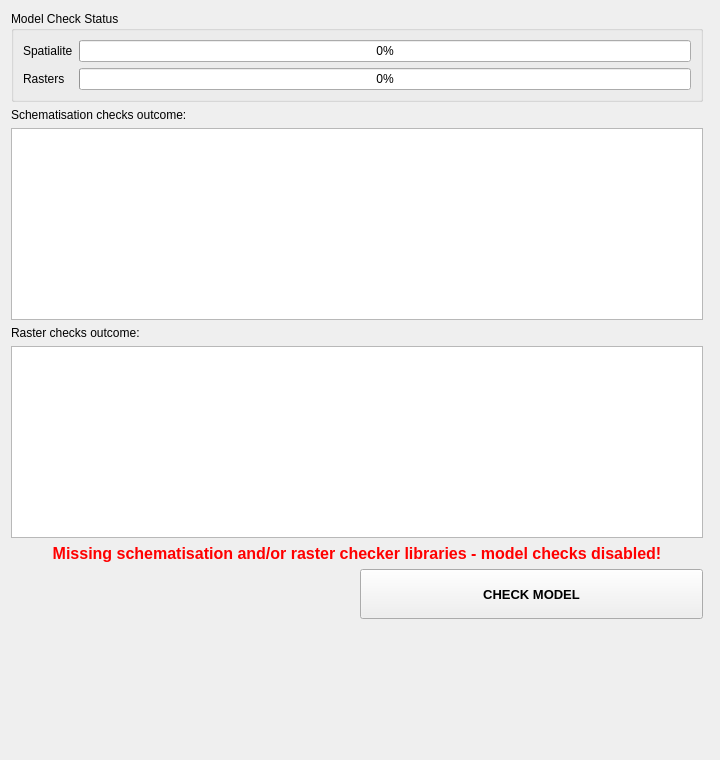
First picture: the form in threedi_models_and_simulations/ui/upload_wizard/page_check_model.ui, repository nens/threedi-api-qgis-client, before the edit.
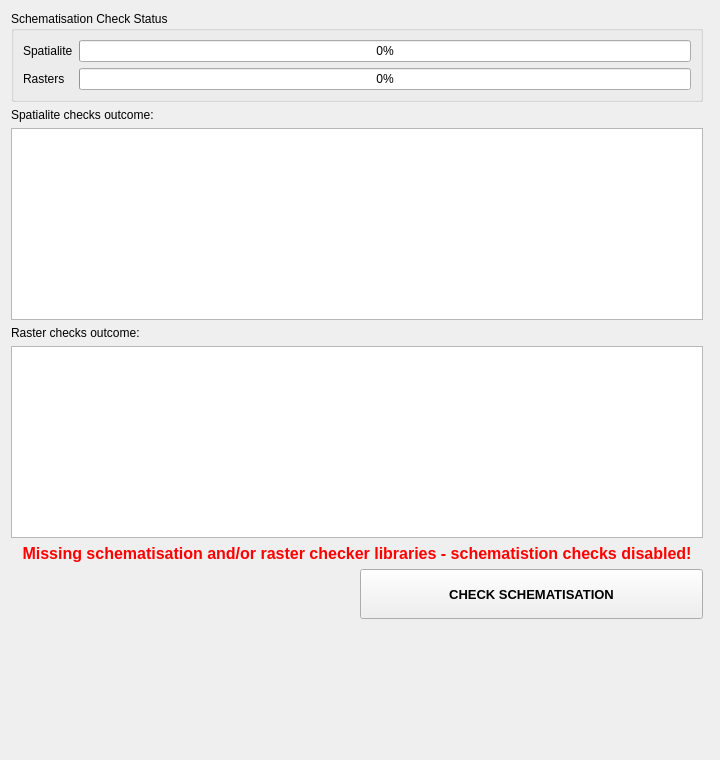
Second picture: the form after the edit.

Patch:
```diff
--- a/threedi_models_and_simulations/ui/upload_wizard/page_check_model.ui
+++ b/threedi_models_and_simulations/ui/upload_wizard/page_check_model.ui
@@ -43,7 +43,7 @@
    <item row="2" column="0">
     <widget class="QLabel" name="label_3">
      <property name="text">
-      <string>Schematisation checks outcome:</string>
+      <string>Spatialite checks outcome:</string>
      </property>
     </widget>
    </item>
@@ -93,7 +93,7 @@
         </font>
        </property>
        <property name="text">
-        <string>CHECK MODEL</string>
+        <string>CHECK SCHEMATISATION</string>
        </property>
       </widget>
      </item>
@@ -105,7 +105,7 @@
         </font>
        </property>
        <property name="text">
-        <string>&lt;html&gt;&lt;head/&gt;&lt;body&gt;&lt;p align=&quot;center&quot;&gt;&lt;span style=&quot; font-weight:600; color:#ff0000;&quot;&gt;Missing schematisation and/or raster checker libraries - model checks disabled!&lt;/span&gt;&lt;/p&gt;&lt;/body&gt;&lt;/html&gt;</string>
+        <string>&lt;html&gt;&lt;head/&gt;&lt;body&gt;&lt;p align=&quot;center&quot;&gt;&lt;span style=&quot; font-weight:600; color:#ff0000;&quot;&gt;Missing schematisation and/or raster checker libraries - schematistion checks disabled!&lt;/span&gt;&lt;/p&gt;&lt;/body&gt;&lt;/html&gt;</string>
        </property>
        <property name="wordWrap">
         <bool>true</bool>
@@ -143,7 +143,7 @@
    <item row="1" column="0">
     <widget class="QGroupBox" name="groupBox">
      <property name="title">
-      <string>Model Check Status</string>
+      <string>Schematisation Check Status</string>
      </property>
      <layout class="QFormLayout" name="formLayout">
       <item row="0" column="0">
```
Left out of the diff: 2 changed lines with no effect on the pictures.
